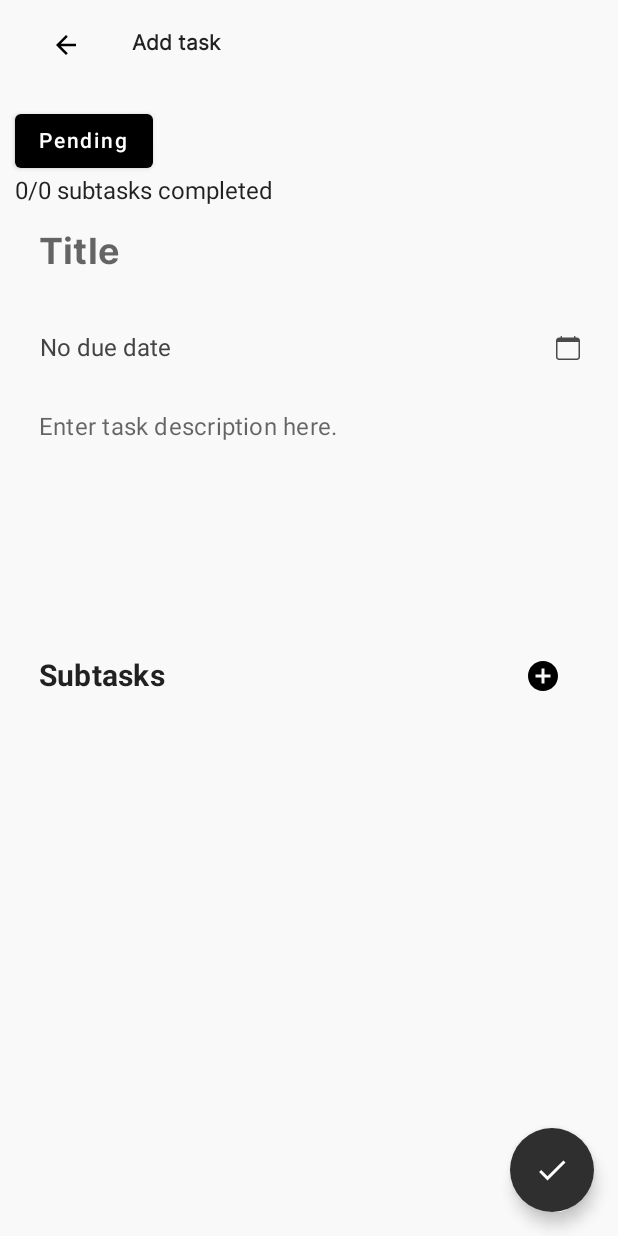
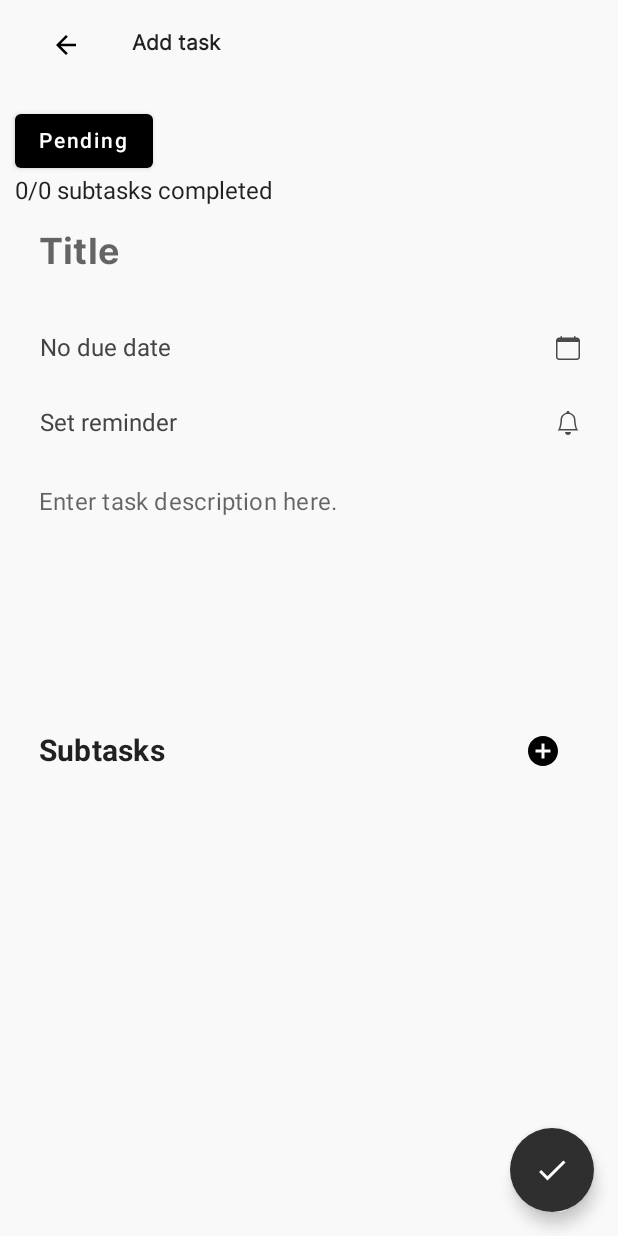
Before and after one commit to julius-kazibwe/Mobile_Programming_Project, an Android app built with Jetpack Compose: the composable AddEditTaskScreen called with empty values, on a phone screen of 412 x 824 dp. Run offline under Robolectric (Android 15) with nearby library versions, the phone set to English and light mode, and no system bars; our stand-ins replace Firebase (no records; nobody signed in at launch, a user with empty details on screens opened directly); libraries missing offline, so code that uses them is left out: dev.jeziellago.compose.

Commit message:
final pulishing

```diff
--- a/TaskManagementApplication/app/src/main/java/com/mmproject/taskmanagementapplication/data/TaskDataSource.kt
+++ b/TaskManagementApplication/app/src/main/java/com/mmproject/taskmanagementapplication/data/TaskDataSource.kt
@@ -53,6 +53,7 @@ object TaskDataSource {
         taskName: String,
         taskDesc: String,
         taskDueDate: String,
+        reminderDate: String,
         taskIsFinished: Boolean,
         taskId: String,
         subtasks: List<Subtask>,
@@ -61,9 +62,10 @@ object TaskDataSource {
             taskName = taskName,
             taskDescription = taskDesc,
             taskDueDate = taskDueDate,
+            reminderDate = reminderDate,
             taskIsFinished = taskIsFinished,
             taskID = if(taskId == "") generateTaskID() else taskId,
-            subtasks = subtasks
+            subtasks = subtasks,
         )
 
         task.taskID?.let {
--- a/TaskManagementApplication/app/src/main/java/com/mmproject/taskmanagementapplication/domain/model/Task.kt
+++ b/TaskManagementApplication/app/src/main/java/com/mmproject/taskmanagementapplication/domain/model/Task.kt
@@ -4,6 +4,7 @@ data class Task(
     var taskName : String? = null,
     var taskDescription : String? = null,
     var taskDueDate : String? = null,
+    var reminderDate : String? = null,
     var taskIsFinished : Boolean? = null,
     var taskID : String? = null,
     var subtasks: List<Subtask>? = null
--- a/TaskManagementApplication/app/src/main/java/com/mmproject/taskmanagementapplication/presentation/screens/addedittask/AddEditTaskScreen.kt
+++ b/TaskManagementApplication/app/src/main/java/com/mmproject/taskmanagementapplication/presentation/screens/addedittask/AddEditTaskScreen.kt
@@ -114,7 +114,9 @@ fun AddEditTaskScreen(
             onViewChange = addEditTaskViewModel::updateDescriptionView,
             onAddSubtask = ::handleAddSubtask,
             subtasks = addEditTaskUiState.subtasks,
-            addEditTaskViewModel = addEditTaskViewModel
+            addEditTaskViewModel = addEditTaskViewModel,
+            onTaskReminderDateChange = addEditTaskViewModel::updateReminderDate,
+            taskReminderDate = addEditTaskUiState.reminderDate
         )
     }
 }
@@ -135,6 +137,8 @@ fun AddEditTaskContent(
     subtasks: List<Subtask>,
     onAddSubtask: (String, Boolean, Boolean) -> Unit,
     addEditTaskViewModel: AddEditTaskViewModel,
+    onTaskReminderDateChange: (String) -> Unit,
+    taskReminderDate: String
 
 ) {
 
@@ -165,6 +169,11 @@ fun AddEditTaskContent(
         InputTaskDueDate(
             taskDueDate = taskDueDate,
             onTaskDueDateChange = onTaskDueDateChange,
+            onEditTask = onEditTask
+        )
+        InputReminderDate(
+            reminderDate = taskReminderDate,
+            onTaskReminderDateChange = onTaskReminderDateChange,
             onEditTask = onEditTask
         )
 
@@ -286,25 +295,8 @@ fun InputTaskDueDate(
             var m = (month + 1).toString().padStart(2, '0')
             var d = dayOfMonth.toString().padStart(2, '0')
 
-            selectedDate.value = "$y-$m-$d" // Store selected date
-
+            onTaskDueDateChange("$y-$m-$d")
         }, year, month, day
-    )
-
-    val timePickerDialog = TimePickerDialog(
-        context,
-        { _, hourOfDay: Int, minute: Int ->
-            var h = hourOfDay.toString().padStart(2, '0')
-            var min = minute.toString().padStart(2, '0')
-
-            val selectedTime = "$h:$min"
-            val updatedDueDate = "${selectedDate.value} at $selectedTime" // Combine date and time
-            onTaskDueDateChange(updatedDueDate)
-            setNotificationForReminder(context, updatedDueDate)
-        },
-        hour,
-        minute,
-        true
     )
 
     Row(modifier = Modifier
@@ -326,17 +318,102 @@ fun InputTaskDueDate(
                 .clickable(
                     onClick = {
                         if (onEditTask) {
-                            if (taskDueDate == "No due date") {
-                                datePickerDialog.show()
-                                datePickerDialog.setOnDismissListener {
-                                    timePickerDialog.show()
-                                }
-                            } else onTaskDueDateChange("No due date")
+                            if (taskDueDate == "No due date") datePickerDialog.show()
+                            else onTaskDueDateChange("No due date")
                         }
                     }),
             painter = painterResource(
                 id = if (taskDueDate != "No due date" && onEditTask) R.drawable.cancel
                      else R.drawable.calendar
+            ),
+            contentDescription = null
+        )
+    }
+}
+
+@RequiresApi(Build.VERSION_CODES.N)
+@Composable
+fun InputReminderDate(
+    reminderDate: String,
+    onTaskReminderDateChange: (String) -> Unit,
+    onEditTask: Boolean
+) {
+    val context = LocalContext.current
+    val selectedDate = remember { mutableStateOf("") }
+
+    val year : Int
+    val month : Int
+    val day : Int
+    val hour: Int
+    val minute: Int
+
+    val calendar = Calendar.getInstance()
+    year = calendar.get(Calendar.YEAR)
+    month = calendar.get(Calendar.MONTH)
+    day = calendar.get(Calendar.DAY_OF_MONTH)
+    hour = calendar.get(Calendar.HOUR_OF_DAY)
+    minute = calendar.get(Calendar.MINUTE)
+
+
+    val datePickerDialog = DatePickerDialog(
+        context,
+        { _: DatePicker, year : Int, month : Int, dayOfMonth : Int ->
+
+            var y = year.toString()
+            var m = (month + 1).toString().padStart(2, '0')
+            var d = dayOfMonth.toString().padStart(2, '0')
+
+            selectedDate.value = "$y-$m-$d"
+        }, year, month, day
+    )
+
+    val timePickerDialog = TimePickerDialog(
+        context,
+        { _, hourOfDay: Int, minute: Int ->
+            var h = hourOfDay.toString().padStart(2, '0')
+            var min = minute.toString().padStart(2, '0')
+
+            val selectedTime = "$h:$min"
+            val updatedDueDate = "${selectedDate.value} at $selectedTime" // Combine date and time
+            onTaskReminderDateChange(updatedDueDate)
+            setNotificationForReminder(context, updatedDueDate)
+        },
+        hour,
+        minute,
+        true
+    )
+
+
+    Row(modifier = Modifier
+        .fillMaxWidth()
+        .height(50.dp)
+        .padding(PaddingValues(start = 1.dp)),
+        verticalAlignment = Alignment.CenterVertically,
+        horizontalArrangement = Arrangement.SpaceBetween) {
+
+        Text(text = if(reminderDate != "Set reminder") "Reminder on $reminderDate" else "Set reminder",
+            color = Color.DarkGray,
+            modifier = Modifier
+                .padding(PaddingValues(start = 15.dp)))
+
+        Image(
+            modifier = Modifier
+                .alpha(0.7f)
+                .padding(PaddingValues(end = 15.dp))
+                .clickable(
+                    onClick = {
+                        if (onEditTask) {
+                            if (reminderDate == "Set reminder") {
+                                datePickerDialog.show()
+                                datePickerDialog.setOnDismissListener {
+                                    timePickerDialog.show()
+                                }
+                            } else onTaskReminderDateChange("Set reminder")
+                        }
+                    }),
+            painter = painterResource(
+                id = if (reminderDate != "Set reminder" && onEditTask) R.drawable.cancel
+                else R.drawable.bell
             ),
             contentDescription = null
         )
@@ -392,10 +469,10 @@ fun SubtasksRow(onAddSubtask: (String, Boolean, Boolean) -> Unit, onEditTask: Bo
     }
 }
 @RequiresApi(Build.VERSION_CODES.O)
-fun setNotificationForReminder(context: Context, dueDateTime: String) {
+fun setNotificationForReminder(context: Context, reminderDate: String) {
     // Parse dueDateTime
     val formatter = DateTimeFormatter.ofPattern("yyyy-MM-dd 'at' HH:mm")
-    val dateTime = LocalDateTime.parse(dueDateTime, formatter)
+    val dateTime = LocalDateTime.parse(reminderDate, formatter)
 
     // Get current time
     val currentTime = LocalDateTime.now()
@@ -403,7 +480,7 @@ fun setNotificationForReminder(context: Context, dueDateTime: String) {
     // Calculate time difference
     val diff = Duration.between(currentTime, dateTime).toMillis()
 
-    // Set notification if the due time is in the future
+    // Set notification if the reminder time is in the future
     if (diff > 0) {
         val alarmManager = context.getSystemService(Context.ALARM_SERVICE) as AlarmManager
         val intent = Intent(context, Notification::class.java)
--- a/TaskManagementApplication/app/src/main/res/drawable/bell.xml
+++ b/TaskManagementApplication/app/src/main/res/drawable/bell.xml
@@ -5,5 +5,5 @@
     android:viewportHeight="16">
   <path
       android:pathData="M8,16a2,2 0,0 0,2 -2H6a2,2 0,0 0,2 2M8,1.918l-0.797,0.161A4,4 0,0 0,4 6c0,0.628 -0.134,2.197 -0.459,3.742 -0.16,0.767 -0.376,1.566 -0.663,2.258h10.244c-0.287,-0.692 -0.502,-1.49 -0.663,-2.258C12.134,8.197 12,6.628 12,6a4,4 0,0 0,-3.203 -3.92zM14.22,12c0.223,0.447 0.481,0.801 0.78,1H1c0.299,-0.199 0.557,-0.553 0.78,-1C2.68,10.2 3,6.88 3,6c0,-2.42 1.72,-4.44 4.005,-4.901a1,1 0,1 1,1.99 0A5,5 0,0 1,13 6c0,0.88 0.32,4.2 1.22,6"
-      android:fillColor="@color/white"/>
+      android:fillColor="@color/black"/>
 </vector>
--- a/TaskManagementApplication/app/src/main/res/drawable/file.xml
+++ b/TaskManagementApplication/app/src/main/res/drawable/file.xml
@@ -5,8 +5,8 @@
     android:viewportHeight="16">
   <path
       android:pathData="M5.5,7a0.5,0.5 0,0 0,0 1h5a0.5,0.5 0,0 0,0 -1zM5,9.5a0.5,0.5 0,0 1,0.5 -0.5h5a0.5,0.5 0,0 1,0 1h-5a0.5,0.5 0,0 1,-0.5 -0.5m0,2a0.5,0.5 0,0 1,0.5 -0.5h2a0.5,0.5 0,0 1,0 1h-2a0.5,0.5 0,0 1,-0.5 -0.5"
-      android:fillColor="@color/white"/>
+      android:fillColor="@color/black"/>
   <path
       android:pathData="M9.5,0L4,0a2,2 0,0 0,-2 2v12a2,2 0,0 0,2 2h8a2,2 0,0 0,2 -2L14,4.5zM9.5,1v2A1.5,1.5 0,0 0,11 4.5h2L13,14a1,1 0,0 1,-1 1L4,15a1,1 0,0 1,-1 -1L3,2a1,1 0,0 1,1 -1z"
-      android:fillColor="@color/white"/>
+      android:fillColor="@color/black"/>
 </vector>
--- a/TaskManagementApplication/app/src/main/res/drawable/upload.xml
+++ b/TaskManagementApplication/app/src/main/res/drawable/upload.xml
@@ -5,8 +5,8 @@
     android:viewportHeight="16">
   <path
       android:pathData="M0.5,9.9a0.5,0.5 0,0 1,0.5 0.5v2.5a1,1 0,0 0,1 1h12a1,1 0,0 0,1 -1v-2.5a0.5,0.5 0,0 1,1 0v2.5a2,2 0,0 1,-2 2H2a2,2 0,0 1,-2 -2v-2.5a0.5,0.5 0,0 1,0.5 -0.5"
-      android:fillColor="@color/white"/>
+      android:fillColor="@color/black"/>
   <path
       android:pathData="M7.646,1.146a0.5,0.5 0,0 1,0.708 0l3,3a0.5,0.5 0,0 1,-0.708 0.708L8.5,2.707V11.5a0.5,0.5 0,0 1,-1 0V2.707L5.354,4.854a0.5,0.5 0,1 1,-0.708 -0.708z"
-      android:fillColor="@color/white"/>
+      android:fillColor="@color/black"/>
 </vector>
```
Also changed, not shown: TaskManagementApplication/app/src/main/java/com/mmproject/taskmanagementapplication/presentation/screens/addedittask/AddEditTaskViewModel.kt (+9 -2 lines).
